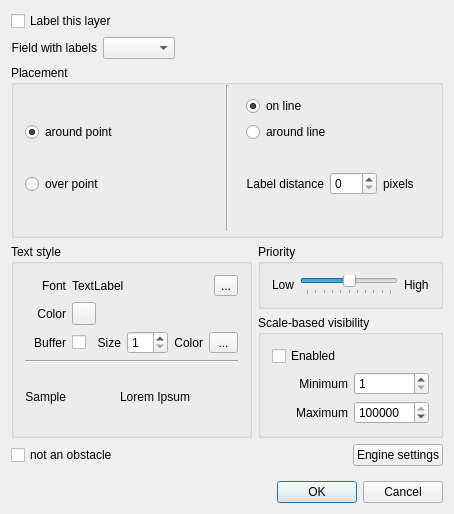
Above: src/plugins/labeling/labelingguibase.ui from qgis/QGIS before the change. Below: the same form after it.
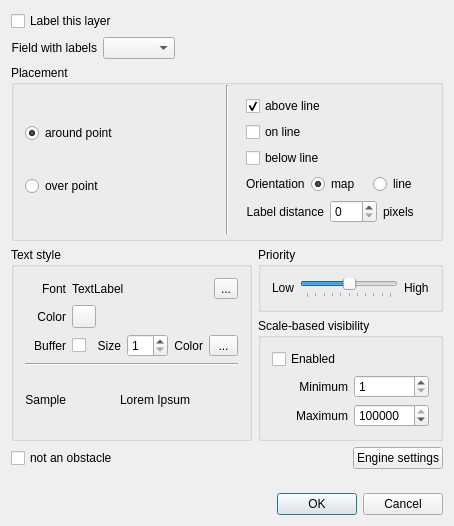
That is the form after the change. The open tabs and pages were chosen to show the change. Icons and pictures are not drawn. Custom widgets are drawn as their Qt base class.

Commit message: Added support to put labels above, below or on the line (or any combination). The orientation above/below is determined from the map orientation or line direction (left/right side).

Diff of the .ui file:
```diff
--- a/src/plugins/labeling/labelingguibase.ui
+++ b/src/plugins/labeling/labelingguibase.ui
@@ -7,7 +7,7 @@
     <x>0</x>
     <y>0</y>
     <width>454</width>
-    <height>514</height>
+    <height>526</height>
    </rect>
   </property>
   <property name="windowTitle">
@@ -232,22 +232,57 @@
         <widget class="QWidget" name="pageOptionsLine">
          <layout class="QVBoxLayout" name="verticalLayout_5">
           <item>
-           <widget class="QRadioButton" name="radOnLine">
+           <widget class="QCheckBox" name="chkLineAbove">
+            <property name="text">
+             <string>above line</string>
+            </property>
+            <property name="checked">
+             <bool>true</bool>
+            </property>
+           </widget>
+          </item>
+          <item>
+           <widget class="QCheckBox" name="chkLineOn">
             <property name="text">
              <string>on line</string>
             </property>
-            <property name="checked">
-             <bool>true</bool>
-            </property>
            </widget>
           </item>
           <item>
-           <widget class="QRadioButton" name="radAroundLine">
+           <widget class="QCheckBox" name="chkLineBelow">
             <property name="text">
-             <string>around line</string>
+             <string>below line</string>
             </property>
            </widget>
           </item>
+          <item>
+           <layout class="QHBoxLayout" name="horizontalLayout_7">
+            <item>
+             <widget class="QLabel" name="label">
+              <property name="text">
+               <string>Orientation</string>
+              </property>
+             </widget>
+            </item>
+            <item>
+             <widget class="QRadioButton" name="radOrientationMap">
+              <property name="text">
+               <string>map</string>
+              </property>
+              <property name="checked">
+               <bool>true</bool>
+              </property>
+             </widget>
+            </item>
+            <item>
+             <widget class="QRadioButton" name="radOrientationLine">
+              <property name="text">
+               <string>line</string>
+              </property>
+             </widget>
+            </item>
+           </layout>
+          </item>
           <item>
            <layout class="QHBoxLayout" name="horizontalLayout_3">
             <item>
```
Left out of the diff: 4 changed lines with no effect on the pictures. The commit also changes 7 other files.
